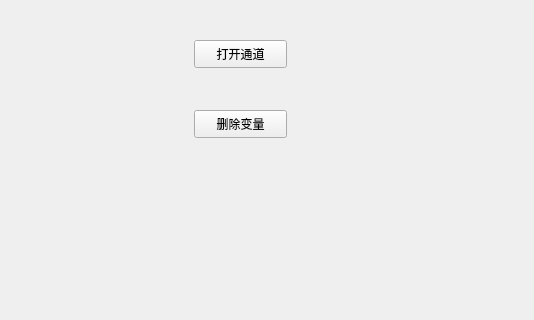
Qt form components/Charts/charts.ui (xutongxin1/WirelessMonitor) before a commit; both pictures show x 546 to 1080 and y 0 to 320 of the 1080 by 620 pixel window.
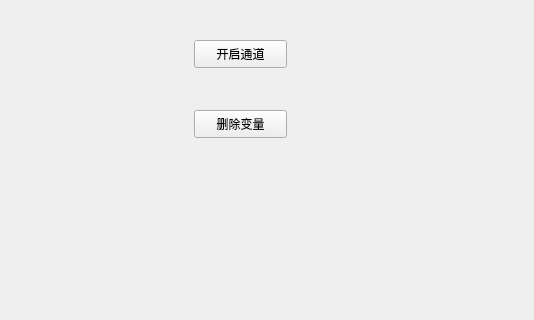
The same form after that commit. Custom widgets are drawn as their Qt base class.

Diff of the .ui file:
```diff
--- a/components/Charts/charts.ui
+++ b/components/Charts/charts.ui
@@ -36,10 +36,10 @@
     </rect>
    </property>
    <property name="text">
-    <string>打开通道</string>
+    <string>开启通道</string>
    </property>
    <property name="checkable">
-    <bool>true</bool>
+    <bool>false</bool>
    </property>
   </widget>
   <widget class="QPushButton" name="pushButton_2">
```
